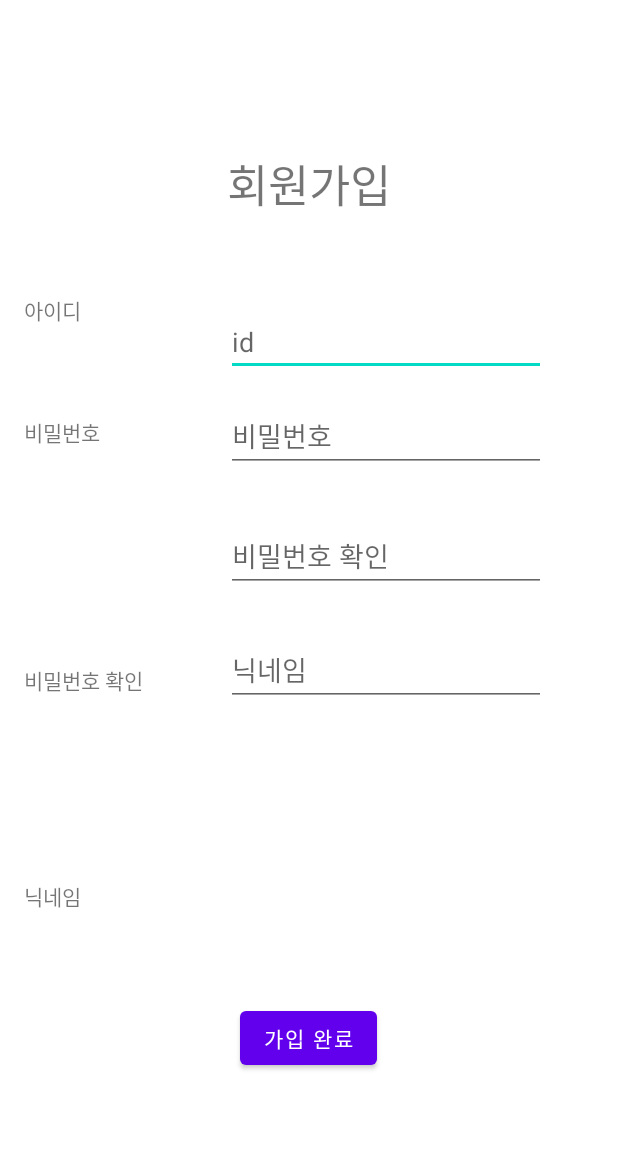
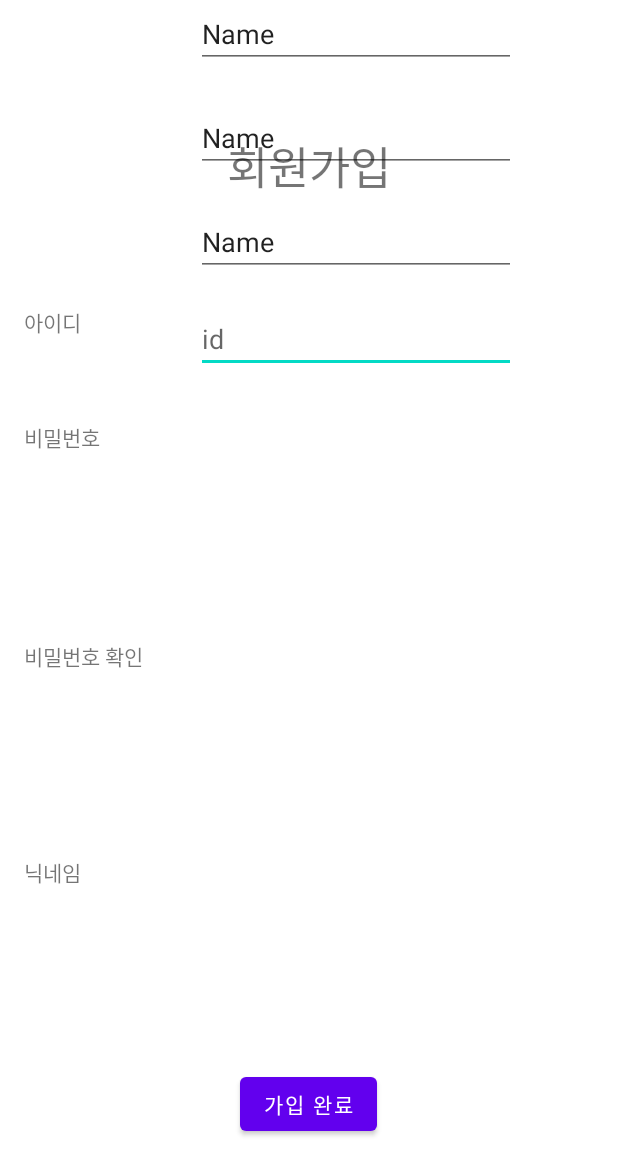
Before and after one commit to tina5004/GURU2_team20, an Android app: the RegisterActivity screen opened directly, with no data from a screen before it, on a phone screen of 412 x 824 dp. Shown: the top 1175 px of the screen. Run offline under Robolectric (Android 15) with nearby library versions, the phone set to English and light mode, and no system bars.

Commit message:
Register

```diff
--- a/app/src/main/AndroidManifest.xml
+++ b/app/src/main/AndroidManifest.xml
@@ -18,9 +18,7 @@
             android:exported="false"
             android:label="@string/title_activity_register"
             android:theme="@style/Theme.Guru2_team20.NoActionBar" />
-        <activity
-            android:name=".RegisterActicity"
-            android:exported="false" />
+
         <activity
             android:name=".profile"
             android:exported="false" />
--- a/app/src/main/res/layout/activity_register.xml
+++ b/app/src/main/res/layout/activity_register.xml
@@ -5,45 +5,6 @@
     android:layout_width="match_parent"
     android:layout_height="match_parent"
     tools:context=".RegisterActivity">
-
-    <EditText
-        android:id="@+id/edtId"
-        android:layout_width="wrap_content"
-        android:layout_height="wrap_content"
-        android:layout_marginTop="60dp"
-        android:layout_marginEnd="48dp"
-        android:ems="10"
-        android:hint="id"
-        android:inputType="textPersonName"
-        app:layout_constraintEnd_toEndOf="parent"
-        app:layout_constraintTop_toBottomOf="@+id/textView9"
-        tools:ignore="TouchTargetSizeCheck" />
-
-    <EditText
-        android:id="@+id/edtPasswordCheck"
-        android:layout_width="wrap_content"
-        android:layout_height="wrap_content"
-        android:layout_marginTop="32dp"
-        android:layout_marginEnd="48dp"
-        android:ems="10"
-        android:hint="비밀번호 확인"
-        android:inputType="textPersonName"
-        app:layout_constraintEnd_toEndOf="parent"
-        app:layout_constraintTop_toBottomOf="@+id/edtPassword"
-        tools:ignore="TouchTargetSizeCheck" />
-
-    <TextView
-        android:id="@+id/textView11"
-        android:layout_width="0dp"
-        android:layout_height="wrap_content"
-        android:layout_marginStart="16dp"
-        android:layout_marginEnd="32dp"
-        android:layout_marginBottom="216dp"
-        android:text="닉네임"
-        app:layout_constraintBottom_toBottomOf="parent"
-        app:layout_constraintEnd_toStartOf="@+id/edtNickname"
-        app:layout_constraintHorizontal_bias="0.0"
-        app:layout_constraintStart_toStartOf="parent" />
 
     <TextView
         android:layout_width="0dp"
@@ -55,41 +16,104 @@
         app:layout_constraintEnd_toStartOf="@+id/edtPasswordCheck"
         app:layout_constraintHorizontal_bias="0.0"
         app:layout_constraintStart_toStartOf="parent"
-        app:layout_constraintTop_toBottomOf="@+id/textView12"
-        app:layout_constraintVertical_bias="0.537" />
+        app:layout_constraintTop_toBottomOf="@+id/textView12" />
 
-    <EditText
-        android:id="@+id/edtNickname"
-        android:layout_width="wrap_content"
+    <TextView
+        android:id="@+id/textView11"
+        android:layout_width="0dp"
         android:layout_height="wrap_content"
-        android:layout_marginTop="28dp"
-        android:layout_marginEnd="48dp"
-        android:ems="10"
-        android:hint="닉네임"
-        android:inputType="textPersonName"
-        app:layout_constraintEnd_toEndOf="parent"
-        app:layout_constraintTop_toBottomOf="@+id/edtPasswordCheck"
-        tools:ignore="TouchTargetSizeCheck" />
+        android:layout_marginStart="16dp"
+        android:layout_marginEnd="32dp"
+        android:layout_marginBottom="232dp"
+        android:text="닉네임"
+        app:layout_constraintBottom_toBottomOf="parent"
+        app:layout_constraintEnd_toStartOf="@+id/edtNickname"
+        app:layout_constraintHorizontal_bias="0.0"
+        app:layout_constraintStart_toStartOf="parent" />
 
     <TextView
         android:id="@+id/textView12"
         android:layout_width="0dp"
         android:layout_height="wrap_content"
         android:layout_marginStart="16dp"
-        android:layout_marginTop="60dp"
+        android:layout_marginTop="55dp"
         android:layout_marginEnd="32dp"
         android:text="비밀번호"
         app:layout_constraintEnd_toStartOf="@+id/edtPassword"
-        app:layout_constraintHorizontal_bias="0.0"
         app:layout_constraintStart_toStartOf="parent"
         app:layout_constraintTop_toBottomOf="@+id/textView10" />
+
+    <EditText
+        android:id="@+id/edtEnterId"
+        android:layout_width="wrap_content"
+        android:layout_height="wrap_content"
+        android:layout_marginTop="70dp"
+        android:layout_marginEnd="68dp"
+        android:ems="10"
+        android:inputType="textPersonName"
+        android:hint="id"
+        app:layout_constraintEnd_toEndOf="parent"
+        app:layout_constraintTop_toBottomOf="@+id/textView9"
+        tools:ignore="TouchTargetSizeCheck" />
+
+    <EditText
+        android:id="@+id/edtPasswordCheck"
+        android:layout_width="wrap_content"
+        android:layout_height="wrap_content"
+        android:layout_marginTop="24dp"
+        android:layout_marginEnd="68dp"
+        android:ems="10"
+        android:inputType="textPersonName"
+        android:text="Name"
+        app:layout_constraintEnd_toEndOf="parent"
+        app:layout_constraintTop_toBottomOf="@+id/edtPassword"
+        tools:ignore="TouchTargetSizeCheck" />
+
+    <EditText
+        android:id="@+id/edtPassword"
+        android:layout_width="wrap_content"
+        android:layout_height="wrap_content"
+        android:layout_marginTop="24dp"
+        android:layout_marginEnd="68dp"
+        android:ems="10"
+        android:inputType="textPersonName"
+        android:text="Name"
+        app:layout_constraintEnd_toEndOf="parent"
+        app:layout_constraintTop_toBottomOf="@+id/edtId"
+        tools:ignore="TouchTargetSizeCheck" />
+
+    <EditText
+        android:id="@+id/edtNickname"
+        android:layout_width="wrap_content"
+        android:layout_height="wrap_content"
+        android:layout_marginTop="24dp"
+        android:layout_marginEnd="68dp"
+        android:ems="10"
+        android:inputType="textPersonName"
+        android:text="Name"
+        app:layout_constraintEnd_toEndOf="parent"
+        app:layout_constraintTop_toBottomOf="@+id/edtPasswordCheck"
+        tools:ignore="TouchTargetSizeCheck" />
+
+    <TextView
+        android:id="@+id/textView9"
+        android:layout_width="wrap_content"
+        android:layout_height="wrap_content"
+        android:layout_marginStart="140dp"
+        android:layout_marginTop="88dp"
+        android:layout_marginEnd="140dp"
+        android:text="회원가입"
+        android:textSize="30dp"
+        app:layout_constraintEnd_toEndOf="parent"
+        app:layout_constraintStart_toStartOf="parent"
+        app:layout_constraintTop_toTopOf="parent" />
 
     <TextView
         android:id="@+id/textView10"
         android:layout_width="39dp"
         android:layout_height="wrap_content"
         android:layout_marginStart="16dp"
-        android:layout_marginTop="196dp"
+        android:layout_marginTop="204dp"
         android:layout_marginEnd="32dp"
         android:text="아이디"
         app:layout_constraintEnd_toStartOf="@+id/edtId"
@@ -97,37 +121,11 @@
         app:layout_constraintStart_toStartOf="parent"
         app:layout_constraintTop_toTopOf="parent" />
 
-    <EditText
-        android:id="@+id/edtPassword"
-        android:layout_width="wrap_content"
-        android:layout_height="wrap_content"
-        android:layout_marginTop="16dp"
-        android:layout_marginEnd="48dp"
-        android:ems="10"
-        android:hint="비밀번호"
-        android:inputType="textPersonName"
-        app:layout_constraintEnd_toEndOf="parent"
-        app:layout_constraintTop_toBottomOf="@+id/edtId"
-        tools:ignore="TouchTargetSizeCheck" />
-
-    <TextView
-        android:id="@+id/textView9"
-        android:layout_width="wrap_content"
-        android:layout_height="wrap_content"
-        android:layout_marginStart="140dp"
-        android:layout_marginTop="100dp"
-        android:layout_marginEnd="140dp"
-        android:text="회원가입"
-        android:textSize="30dp"
-        app:layout_constraintEnd_toEndOf="parent"
-        app:layout_constraintStart_toStartOf="parent"
-        app:layout_constraintTop_toTopOf="parent" />
-
     <Button
         android:id="@+id/btnRegister"
         android:layout_width="wrap_content"
         android:layout_height="wrap_content"
-        android:layout_marginBottom="108dp"
+        android:layout_marginBottom="64dp"
         android:text="가입 완료"
         app:layout_constraintBottom_toBottomOf="parent"
         app:layout_constraintEnd_toEndOf="parent"
```
Also changed, not shown: app/src/main/java/com/example/guru2_team20/LoginActivity.kt (+17 -8 lines), app/src/main/res/layout/activity_login.xml (+11 -11 lines), 1 other file.
